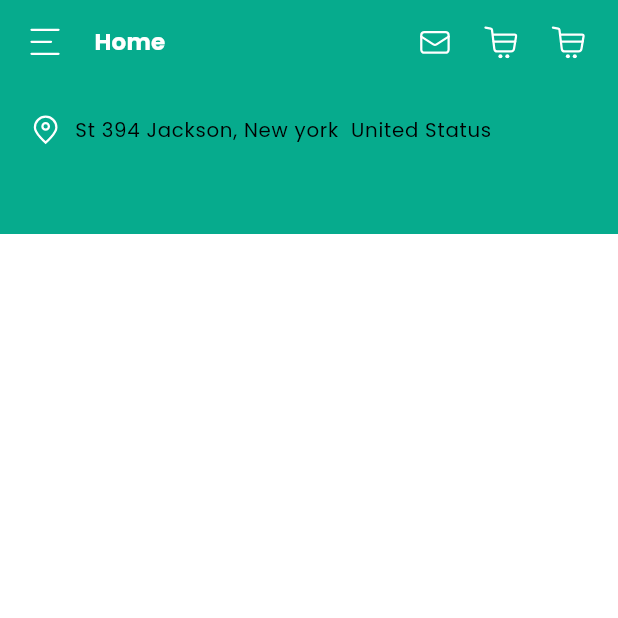
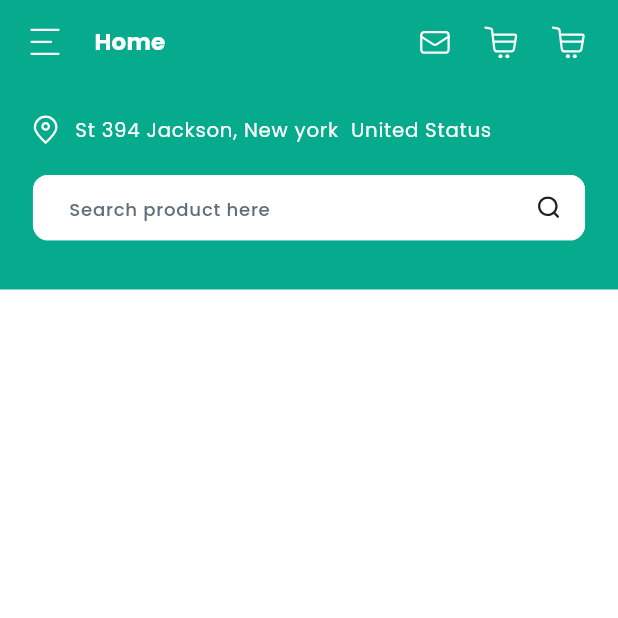
Before and after one commit to logicberry/shopping-app-mobile, a Flutter app: the screen it shows after launch, on a phone screen of 412 x 824 dp, the top half of it. Run offline on Flutter 3.47's test engine with Material 3 defaults, Android fonts, the phone set to English and light mode, and no system bars; our stand-ins replace flutter_screenutil, flutter_svg, go_router.

Commit message:
added searchbar

```diff
--- a/lib/src/core/app_theme.dart
+++ b/lib/src/core/app_theme.dart
@@ -16,6 +16,9 @@ class AppTheme {
     //LABEL
     labelLarge: TextStyle(
         fontSize: 14.sp, color: AppColors.white, fontWeight: FontWeight.w600),
+
+        //SEARCH LABEL
+        labelSmall: TextStyle(fontSize: 11.sp, color: const Color(0xFF5F6E7C)),
   );
 
   static ThemeData theme = ThemeData(
--- a/lib/src/features/home/home.dart
+++ b/lib/src/features/home/home.dart
@@ -1,6 +1,8 @@
 import 'package:flutter/material.dart';
+import 'package:flutter_screenutil/flutter_screenutil.dart';
 import 'package:flutter_svg/flutter_svg.dart';
 import 'package:shopapp/src/components/appbar.dart';
+import 'package:shopapp/src/features/home/widgets/searchfield.dart';
 
 import '../../core/core.dart';
 
@@ -17,7 +19,7 @@ class HomePage extends StatelessWidget {
         body: Column(
           children: [
             Container(
-              height: 100,
+              height: 135.h,
               width: double.infinity,
               decoration: const BoxDecoration(
                 color: AppColors.primaryColor,
@@ -31,9 +33,23 @@ class HomePage extends StatelessWidget {
                       SvgPicture.asset(SvgPath.location),
                       Space.width(10),
                       Text('St 394 Jackson, New york  United Status',
-                          style: Theme.of(context).textTheme.bodyLarge),
+                          style: Theme.of(context)
+                              .textTheme
+                              .bodyLarge
+                              ?.copyWith(
+                                  color: AppColors.white,
+                                  fontWeight: FontWeight.w400)),
                     ],
-                  )
+                  ),
+                  Space.height(20),
+                  SASearchField(
+                      labeltext: '',
+                      suffix: SvgPicture.asset(
+                        SvgPath.search,
+                        height: 14.h,
+                        width: 14.w,
+                        fit: BoxFit.scaleDown,
+                      )),
                 ],
               ),
             ),
--- /dev/null
+++ b/lib/src/features/home/widgets/searchfield.dart
@@ -0,0 +1,53 @@
+import 'package:flutter/material.dart';
+import 'package:flutter_screenutil/flutter_screenutil.dart';
+
+import '../../../core/core.dart';
+
+class SASearchField extends StatelessWidget {
+  final String? hintText, labeltext;
+  final TextEditingController? controller;
+  final Widget? icon, suffix;
+  final TextInputType? inputType;
+  const SASearchField(
+      {super.key,
+      this.hintText,
+      this.controller,
+      this.inputType,
+      required this.labeltext,
+      this.icon,
+      this.suffix});
+  @override
+  Widget build(BuildContext context) {
+    final OutlineInputBorder customOutlineInputBorder = OutlineInputBorder(
+      borderSide: const BorderSide(width: 1, color: AppColors.white),
+      borderRadius: BorderRadius.circular(10.r),
+    );
+    return SizedBox(
+      height: 43.h,
+      width: 335.w,
+      child: TextFormField(
+        style: const TextStyle(
+            fontSize: 16,
+            letterSpacing: 1,
+            decoration: TextDecoration.none,
+            decorationStyle: TextDecorationStyle.dotted,
+            decorationColor: AppColors.white),
+        controller: controller,
+        keyboardType: inputType ?? TextInputType.text,
+        textInputAction: TextInputAction.next,
+        decoration: InputDecoration(
+            fillColor: AppColors.white,
+            filled: true,
+            hintText: 'Search product here',
+            contentPadding:
+                const EdgeInsets.symmetric(vertical: 10, horizontal: 20),
+            hintStyle: Theme.of(context).textTheme.labelSmall,
+            suffixIcon: suffix,
+            border: customOutlineInputBorder,
+            enabledBorder: customOutlineInputBorder,
+            focusedBorder: customOutlineInputBorder),
+        cursorColor: AppColors.primaryColor,
+      ),
+    );
+  }
+}
```
